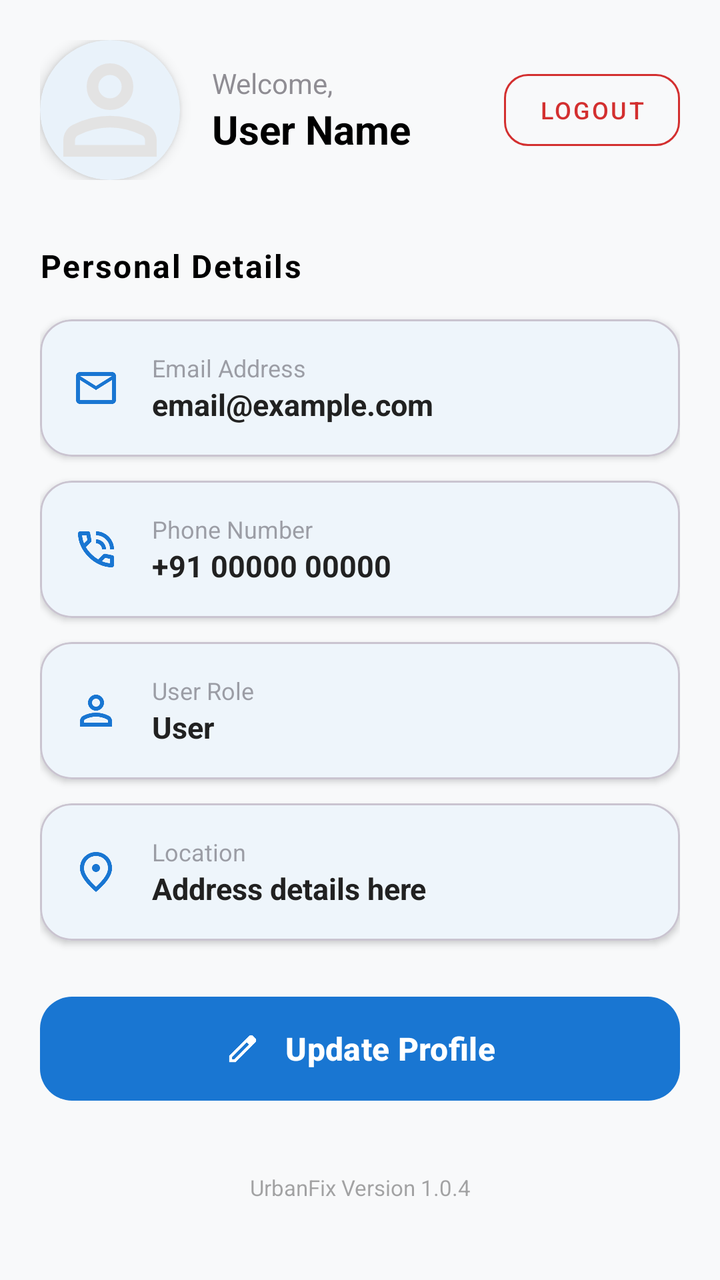
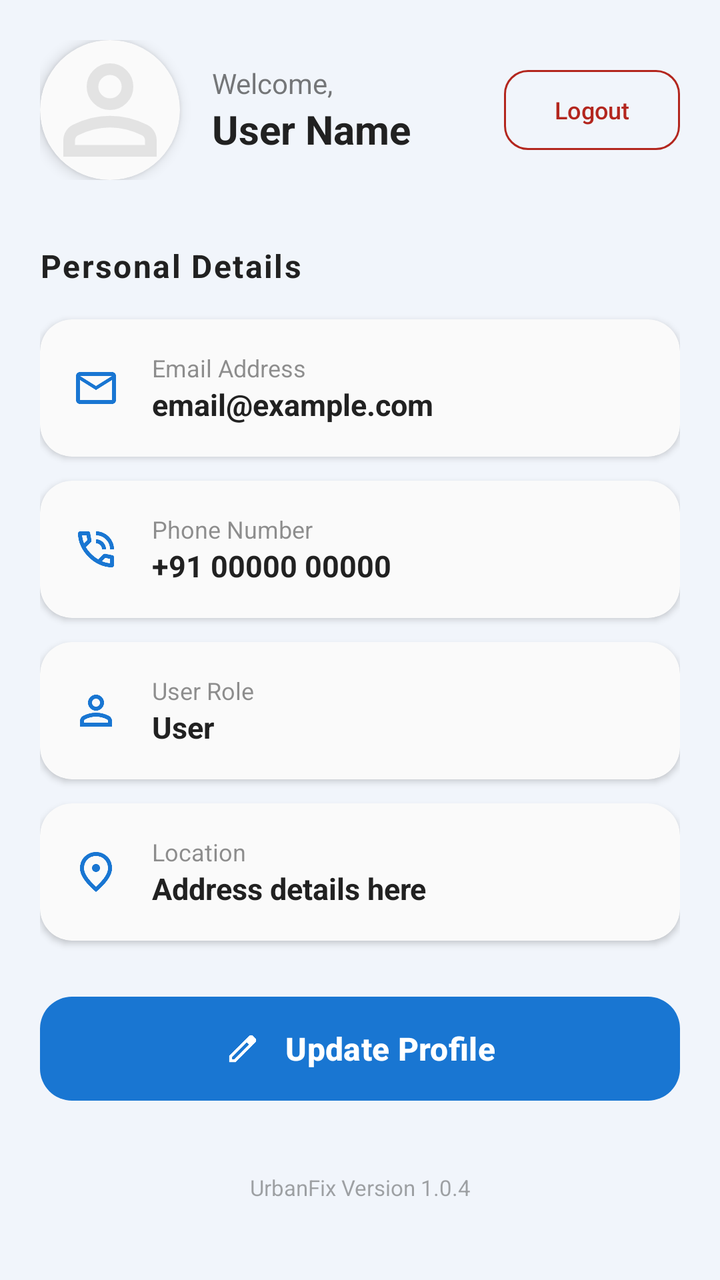

Screens rendered from an Android XML layout before and after an edit, with the pre-edit source and the edit as a unified diff.
<!-- AndroidManifest.xml: application theme Theme.Urbanfix -->
<!-- res/layout/fragment_profile.xml -->
<?xml version="1.0" encoding="utf-8"?>
<androidx.constraintlayout.widget.ConstraintLayout xmlns:android="http://schemas.android.com/apk/res/android"
    xmlns:app="http://schemas.android.com/apk/res-auto"
    xmlns:tools="http://schemas.android.com/tools"
    android:layout_width="match_parent"
    android:layout_height="match_parent"
    android:background="#F8F9FA"> <ProgressBar
    android:id="@+id/profile_progress_bar"
    android:layout_width="wrap_content"
    android:layout_height="wrap_content"
    android:elevation="15dp"
    android:visibility="gone"
    app:layout_constraintBottom_toBottomOf="parent"
    app:layout_constraintEnd_toEndOf="parent"
    app:layout_constraintStart_toStartOf="parent"
    app:layout_constraintTop_toTopOf="parent" />

    <ScrollView
        android:id="@+id/profile_scroll_view"
        android:layout_width="match_parent"
        android:layout_height="match_parent"
        android:fillViewport="true"
        android:scrollbars="none">

        <LinearLayout
            android:layout_width="match_parent"
            android:layout_height="wrap_content"
            android:orientation="vertical"
            android:padding="20dp">

            <RelativeLayout
                android:layout_width="match_parent"
                android:layout_height="wrap_content"
                android:layout_marginBottom="32dp"
                android:gravity="center_vertical">

                <com.google.android.material.card.MaterialCardView
                    android:id="@+id/cv_image_container"
                    android:layout_width="70dp"
                    android:layout_height="70dp"
                    android:layout_alignParentStart="true"
                    android:layout_centerVertical="true"
                    app:cardCornerRadius="35dp"
                    app:cardElevation="4dp"
                    app:strokeWidth="0dp">

                    <ImageView
                        android:id="@+id/iv_profile_display"
                        android:layout_width="match_parent"
                        android:layout_height="match_parent"
                        android:scaleType="centerCrop"
                        android:src="@drawable/ic_person" />
                </com.google.android.material.card.MaterialCardView>

                <LinearLayout
                    android:layout_width="wrap_content"
                    android:layout_height="wrap_content"
                    android:layout_centerVertical="true"
                    android:layout_marginStart="16dp"
                    android:layout_toEndOf="@id/cv_image_container"
                    android:layout_toStartOf="@id/btn_logout_mini"
                    android:orientation="vertical">

                    <TextView
                        android:layout_width="wrap_content"
                        android:layout_height="wrap_content"
                        android:text="Welcome,"
                        android:alpha="0.6"
                        android:textSize="14sp" />

                    <TextView
                        android:id="@+id/tv_header_name"
                        android:layout_width="wrap_content"
                        android:layout_height="wrap_content"
                        android:text="User Name"
                        android:textColor="@color/black"
                        android:textSize="20sp"
                        android:textStyle="bold" />
                </LinearLayout>

                <com.google.android.material.button.MaterialButton
                    android:id="@+id/btn_logout_mini"
                    style="@style/Widget.MaterialComponents.Button.OutlinedButton"
                    android:layout_width="wrap_content"
                    android:layout_height="wrap_content"
                    android:layout_alignParentEnd="true"
                    android:layout_centerVertical="true"
                    android:text="Logout"
                    android:textColor="#D32F2F"
                    android:textSize="12sp"
                    app:cornerRadius="12dp"
                    app:strokeColor="#D32F2F" />
            </RelativeLayout>

            <TextView
                android:layout_width="wrap_content"
                android:layout_height="wrap_content"
                android:layout_marginBottom="16dp"
                android:letterSpacing="0.05"
                android:text="Personal Details"
                android:textColor="@color/black"
                android:textSize="16sp"
                android:textStyle="bold" />

            <com.google.android.material.card.MaterialCardView
                android:layout_width="match_parent"
                android:layout_height="wrap_content"
                android:layout_marginBottom="12dp"
                app:cardCornerRadius="16dp"
                app:cardElevation="2dp">

                <LinearLayout
                    android:layout_width="match_parent"
                    android:layout_height="wrap_content"
                    android:gravity="center_vertical"
                    android:padding="16dp">

                    <ImageView
                        android:layout_width="24dp"
                        android:layout_height="24dp"
                        android:src="@drawable/ic_mail"
                        app:tint="?attr/colorPrimary" />

                    <LinearLayout
                        android:layout_width="wrap_content"
                        android:layout_height="wrap_content"
                        android:layout_marginStart="16dp"
                        android:orientation="vertical">

                        <TextView
                            android:layout_width="wrap_content"
                            android:layout_height="wrap_content"
                            android:text="Email Address"
                            android:alpha="0.5"
                            android:textSize="12sp" />

                        <TextView
                            android:id="@+id/tv_profile_email"
                            android:layout_width="wrap_content"
                            android:layout_height="wrap_content"
                            android:text="email@example.com"
                            android:textColor="?attr/colorOnSurface"
                            android:textSize="15sp"
                            android:textStyle="bold" />
                    </LinearLayout>
                </LinearLayout>
            </com.google.android.material.card.MaterialCardView>

            <com.google.android.material.card.MaterialCardView
                android:layout_width="match_parent"
                android:layout_height="wrap_content"
                android:layout_marginBottom="12dp"
                app:cardCornerRadius="16dp"
                app:cardElevation="2dp">

                <LinearLayout
                    android:layout_width="match_parent"
                    android:layout_height="wrap_content"
                    android:gravity="center_vertical"
                    android:padding="16dp">

                    <ImageView
                        android:layout_width="24dp"
                        android:layout_height="24dp"
                        android:src="@drawable/ic_phone"
                        app:tint="?attr/colorPrimary" />

                    <LinearLayout
                        android:layout_width="wrap_content"
                        android:layout_height="wrap_content"
                        android:layout_marginStart="16dp"
                        android:orientation="vertical">

                        <TextView
                            android:layout_width="wrap_content"
                            android:layout_height="wrap_content"
                            android:text="Phone Number"
                            android:alpha="0.5"
                            android:textSize="12sp" />

                        <TextView
                            android:id="@+id/tv_profile_phone"
                            android:layout_width="wrap_content"
                            android:layout_height="wrap_content"
                            android:text="+91 00000 00000"
                            android:textColor="?attr/colorOnSurface"
                            android:textSize="15sp"
                            android:textStyle="bold" />
                    </LinearLayout>
                </LinearLayout>
            </com.google.android.material.card.MaterialCardView>

            <com.google.android.material.card.MaterialCardView
                android:layout_width="match_parent"
                android:layout_height="wrap_content"
                android:layout_marginBottom="12dp"
                app:cardCornerRadius="16dp"
                app:cardElevation="2dp">

                <LinearLayout
                    android:layout_width="match_parent"
                    android:layout_height="wrap_content"
                    android:gravity="center_vertical"
                    android:padding="16dp">

                    <ImageView
                        android:layout_width="24dp"
                        android:layout_height="24dp"
                        android:src="@drawable/ic_person"
                        app:tint="?attr/colorPrimary" />

                    <LinearLayout
                        android:layout_width="wrap_content"
                        android:layout_height="wrap_content"
                        android:layout_marginStart="16dp"
                        android:orientation="vertical">

                        <TextView
                            android:layout_width="wrap_content"
                            android:layout_height="wrap_content"
                            android:text="User Role"
                            android:alpha="0.5"
                            android:textSize="12sp" />

                        <TextView
                            android:id="@+id/tv_profile_role"
                            android:layout_width="wrap_content"
                            android:layout_height="wrap_content"
                            android:text="User"
                            android:textColor="?attr/colorOnSurface"
                            android:textSize="15sp"
                            android:textStyle="bold" />
                    </LinearLayout>
                </LinearLayout>
            </com.google.android.material.card.MaterialCardView>

            <com.google.android.material.card.MaterialCardView
                android:layout_width="match_parent"
                android:layout_height="wrap_content"
                android:layout_marginBottom="24dp"
                app:cardCornerRadius="16dp"
                app:cardElevation="2dp">

                <LinearLayout
                    android:layout_width="match_parent"
                    android:layout_height="wrap_content"
                    android:gravity="center_vertical"
                    android:padding="16dp">

                    <ImageView
                        android:layout_width="24dp"
                        android:layout_height="24dp"
                        android:src="@drawable/ic_location"
                        app:tint="?attr/colorPrimary" />

                    <LinearLayout
                        android:layout_width="wrap_content"
                        android:layout_height="wrap_content"
                        android:layout_marginStart="16dp"
                        android:orientation="vertical">

                        <TextView
                            android:layout_width="wrap_content"
                            android:layout_height="wrap_content"
                            android:text="Location"
                            android:alpha="0.5"
                            android:textSize="12sp" />

                        <TextView
                            android:id="@+id/tv_profile_address"
                            android:layout_width="wrap_content"
                            android:layout_height="wrap_content"
                            android:text="Address details here"
                            android:textColor="?attr/colorOnSurface"
                            android:textSize="15sp"
                            android:textStyle="bold" />
                    </LinearLayout>
                </LinearLayout>
            </com.google.android.material.card.MaterialCardView>

            <com.google.android.material.button.MaterialButton
                android:id="@+id/btn_edit_profile"
                android:layout_width="match_parent"
                android:layout_height="60dp"
                android:text="Update Profile"
                android:textAllCaps="false"
                android:textSize="16sp"
                android:textStyle="bold"
                app:cornerRadius="16dp"
                app:icon="@drawable/ic_edit"
                app:iconGravity="textStart"
                app:iconPadding="12dp" />

            <TextView
                android:layout_width="match_parent"
                android:layout_height="wrap_content"
                android:layout_marginTop="32dp"
                android:alpha="0.4"
                android:gravity="center"
                android:text="UrbanFix Version 1.0.4"
                android:textColor="?attr/colorOnSurface"
                android:textSize="11sp" />

        </LinearLayout>
    </ScrollView>
</androidx.constraintlayout.widget.ConstraintLayout>
<!-- resources referenced by this layout -->
<resources>
  <color name="black">#FF000000</color>
  <!-- drawable ic_edit (drawable) -->
  <vector xmlns:android="http://schemas.android.com/apk/res/android"
      android:width="24dp"
      android:height="24dp"
      android:viewportWidth="960"
      android:viewportHeight="960">
    <path
        android:pathData="M200,760h57l391,-391 -57,-57 -391,391v57ZM120,840v-170l528,-527q12,-11 26.5,-17t30.5,-6q16,0 31,6t26,18l55,56q12,11 17.5,26t5.5,30q0,16 -5.5,30.5T817,313L290,840L120,840ZM760,256 L704,200 760,256ZM619,341 L591,312 648,369 619,341Z"
        android:fillColor="#e3e3e3"/>
  </vector>
  <!-- drawable ic_location (drawable) -->
  <vector xmlns:android="http://schemas.android.com/apk/res/android"
      android:width="24dp"
      android:height="24dp"
      android:viewportWidth="960"
      android:viewportHeight="960">
    <path
        android:pathData="M536.5,456.5Q560,433 560,400t-23.5,-56.5Q513,320 480,320t-56.5,23.5Q400,367 400,400t23.5,56.5Q447,480 480,480t56.5,-23.5ZM480,774q122,-112 181,-203.5T720,408q0,-109 -69.5,-178.5T480,160q-101,0 -170.5,69.5T240,408q0,71 59,162.5T480,774ZM480,880Q319,743 239.5,625.5T160,408q0,-150 96.5,-239T480,80q127,0 223.5,89T800,408q0,100 -79.5,217.5T480,880ZM480,400Z"
        android:fillColor="#e3e3e3"/>
  </vector>
  <!-- drawable ic_mail (drawable) -->
  <vector xmlns:android="http://schemas.android.com/apk/res/android"
      android:width="24dp"
      android:height="24dp"
      android:viewportWidth="24"
      android:viewportHeight="24">
    <path
        android:pathData="M22,6c0,-1.1 -0.9,-2 -2,-2L4,4c-1.1,0 -2,0.9 -2,2v12c0,1.1 0.9,2 2,2h16c1.1,0 2,-0.9 2,-2L22,6zM20,6l-8,4.99L4,6h16zM20,18L4,18L4,8l8,5 8,-5v10z"
        android:fillColor="#e3e3e3"/>
  </vector>
  <!-- drawable ic_person (drawable) -->
  <vector xmlns:android="http://schemas.android.com/apk/res/android"
      android:width="24dp"
      android:height="24dp"
      android:viewportWidth="960"
      android:viewportHeight="960">
    <path
        android:pathData="M480,480q-66,0 -113,-47t-47,-113q0,-66 47,-113t113,-47q66,0 113,47t47,113q0,66 -47,113t-113,47ZM160,800v-112q0,-34 17.5,-62.5T224,582q62,-31 126,-46.5T480,520q66,0 130,15.5T736,582q29,15 46.5,43.5T800,688v112L160,800ZM240,720h480v-32q0,-11 -5.5,-20T700,654q-54,-27 -109,-40.5T480,600q-56,0 -111,13.5T260,654q-9,5 -14.5,14t-5.5,20v32ZM480,400q33,0 56.5,-23.5T560,320q0,-33 -23.5,-56.5T480,240q-33,0 -56.5,23.5T400,320q0,33 23.5,56.5T480,400ZM480,320ZM480,720Z"
        android:fillColor="#e3e3e3"/>
  </vector>
  <style name="Theme.Urbanfix" parent="Base.Theme.Urbanfix" />
  <style name="Base.Theme.Urbanfix" parent="Theme.Material3.DayNight.NoActionBar">
          <item name="colorPrimary">#1976D2</item>
          <item name="colorOnPrimary">#FFFFFF</item>
          <item name="colorSecondary">#42A5F5</item>
          <item name="colorOnSecondary">#FFFFFF</item>
          <item name="android:statusBarColor">#1976D2</item>
          <item name="android:windowBackground">#FFFFFF</item>
          <item name="colorSurface">#FFFFFF</item>
          <item name="colorOnSurface">#212121</item>
          <item name="colorSurfaceVariant">#F5F5F5</item>
          <item name="android:textSize">16sp</item>
      </style>
  <!-- unchanged entries left out for length: 1 -->
</resources>

<!-- the commit's change to res/layout/fragment_profile.xml (unified diff, before → after) -->
@@ -4,7 +4,7 @@
     xmlns:tools="http://schemas.android.com/tools"
     android:layout_width="match_parent"
     android:layout_height="match_parent"
-    android:background="#F8F9FA"> <ProgressBar
+    android:background="?android:attr/windowBackground"> <ProgressBar
     android:id="@+id/profile_progress_bar"
     android:layout_width="wrap_content"
     android:layout_height="wrap_content"
@@ -40,6 +40,7 @@
                     android:layout_height="70dp"
                     android:layout_alignParentStart="true"
                     android:layout_centerVertical="true"
+                    app:cardBackgroundColor="?attr/colorSurface"
                     app:cardCornerRadius="35dp"
                     app:cardElevation="4dp"
                     app:strokeWidth="0dp">
@@ -66,6 +67,7 @@
                         android:layout_height="wrap_content"
                         android:text="Welcome,"
                         android:alpha="0.6"
+                        android:textColor="?attr/colorOnSurface"
                         android:textSize="14sp" />
 
                     <TextView
@@ -73,23 +75,23 @@
                         android:layout_width="wrap_content"
                         android:layout_height="wrap_content"
                         android:text="User Name"
-                        android:textColor="@color/black"
+                        android:textColor="?attr/colorOnSurface"
                         android:textSize="20sp"
                         android:textStyle="bold" />
                 </LinearLayout>
 
                 <com.google.android.material.button.MaterialButton
                     android:id="@+id/btn_logout_mini"
-                    style="@style/Widget.MaterialComponents.Button.OutlinedButton"
+                    style="@style/Widget.Material3.Button.OutlinedButton"
                     android:layout_width="wrap_content"
                     android:layout_height="wrap_content"
                     android:layout_alignParentEnd="true"
                     android:layout_centerVertical="true"
                     android:text="Logout"
-                    android:textColor="#D32F2F"
+                    android:textColor="?attr/colorError"
+                    app:strokeColor="?attr/colorError"
                     android:textSize="12sp"
-                    app:cornerRadius="12dp"
-                    app:strokeColor="#D32F2F" />
+                    app:cornerRadius="12dp" />
             </RelativeLayout>
 
             <TextView
@@ -98,7 +100,7 @@
                 android:layout_marginBottom="16dp"
                 android:letterSpacing="0.05"
                 android:text="Personal Details"
-                android:textColor="@color/black"
+                android:textColor="?attr/colorOnSurface"
                 android:textSize="16sp"
                 android:textStyle="bold" />
 
@@ -106,8 +108,10 @@
                 android:layout_width="match_parent"
                 android:layout_height="wrap_content"
                 android:layout_marginBottom="12dp"
+                app:cardBackgroundColor="?attr/colorSurface"
                 app:cardCornerRadius="16dp"
-                app:cardElevation="2dp">
+                app:cardElevation="2dp"
+                app:strokeWidth="0dp">
 
                 <LinearLayout
                     android:layout_width="match_parent"
@@ -132,6 +136,7 @@
                             android:layout_height="wrap_content"
                             android:text="Email Address"
                             android:alpha="0.5"
+                            android:textColor="?attr/colorOnSurface"
                             android:textSize="12sp" />
 
                         <TextView
@@ -150,8 +155,10 @@
                 android:layout_width="match_parent"
                 android:layout_height="wrap_content"
                 android:layout_marginBottom="12dp"
+                app:cardBackgroundColor="?attr/colorSurface"
                 app:cardCornerRadius="16dp"
-                app:cardElevation="2dp">
+                app:cardElevation="2dp"
+                app:strokeWidth="0dp">
 
                 <LinearLayout
                     android:layout_width="match_parent"
@@ -176,6 +183,7 @@
                             android:layout_height="wrap_content"
                             android:text="Phone Number"
                             android:alpha="0.5"
+                            android:textColor="?attr/colorOnSurface"
                             android:textSize="12sp" />
 
                         <TextView
@@ -194,8 +202,10 @@
                 android:layout_width="match_parent"
                 android:layout_height="wrap_content"
                 android:layout_marginBottom="12dp"
+                app:cardBackgroundColor="?attr/colorSurface"
                 app:cardCornerRadius="16dp"
-                app:cardElevation="2dp">
+                app:cardElevation="2dp"
+                app:strokeWidth="0dp">
 
                 <LinearLayout
                     android:layout_width="match_parent"
@@ -220,6 +230,7 @@
                             android:layout_height="wrap_content"
                             android:text="User Role"
                             android:alpha="0.5"
+                            android:textColor="?attr/colorOnSurface"
                             android:textSize="12sp" />
 
                         <TextView
@@ -238,8 +249,10 @@
                 android:layout_width="match_parent"
                 android:layout_height="wrap_content"
                 android:layout_marginBottom="24dp"
+                app:cardBackgroundColor="?attr/colorSurface"
                 app:cardCornerRadius="16dp"
-                app:cardElevation="2dp">
+                app:cardElevation="2dp"
+                app:strokeWidth="0dp">
 
                 <LinearLayout
                     android:layout_width="match_parent"
@@ -264,6 +277,7 @@
                             android:layout_height="wrap_content"
                             android:text="Location"
                             android:alpha="0.5"
+                            android:textColor="?attr/colorOnSurface"
                             android:textSize="12sp" />
 
                         <TextView
<!-- resource entries referenced after the edit -->
@@ -1,6 +1,5 @@
 <!-- resources referenced by this layout -->
 <resources>
-  <color name="black">#FF000000</color>
   <!-- drawable ic_edit (drawable) -->
   <vector xmlns:android="http://schemas.android.com/apk/res/android"
       android:width="24dp"
@@ -47,13 +46,21 @@
           <item name="colorOnPrimary">#FFFFFF</item>
           <item name="colorSecondary">#42A5F5</item>
           <item name="colorOnSecondary">#FFFFFF</item>
+  
           <item name="android:statusBarColor">#1976D2</item>
-          <item name="android:windowBackground">#FFFFFF</item>
-          <item name="colorSurface">#FFFFFF</item>
+          <item name="android:windowLightStatusBar">false</item>
+  
+          <item name="android:windowBackground">@color/google_lavender_blue</item>
+          <item name="colorSurface">@color/dark_white_card</item>
           <item name="colorOnSurface">#212121</item>
-          <item name="colorSurfaceVariant">#F5F5F5</item>
+          <item name="colorSurfaceVariant">#ECEFF1</item>
+  
+          <item name="elevationOverlayEnabled">false</item>
+  
           <item name="android:textSize">16sp</item>
       </style>
+  <color name="google_lavender_blue">#F1F5FB</color>
+  <color name="dark_white_card">#FAFAFA</color>
   <!-- unchanged entries left out for length: 1 -->
 </resources>
 
